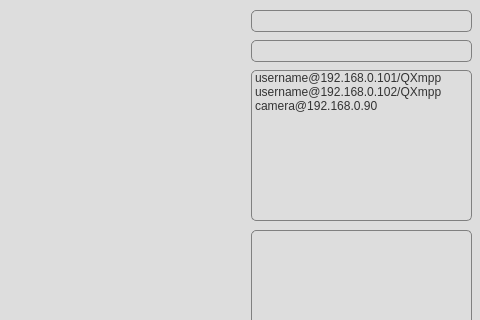
Old version of the form mainwindow.ui in the repository projedi/videochat; both pictures show x 409 to 889 and y 0 to 320 of the 889 by 530 pixel window.
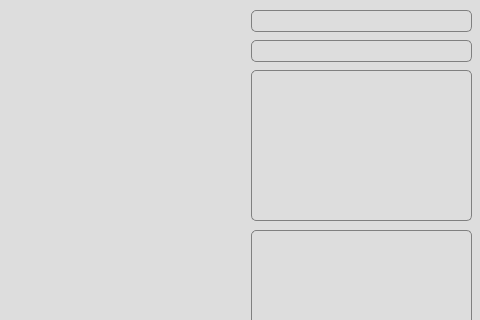
New version of the form. Icons and pictures are not drawn. Custom widgets are drawn as their Qt base class.

What changed in the file:
```diff
--- a/mainwindow.ui
+++ b/mainwindow.ui
@@ -201,21 +201,6 @@
       <height>151</height>
      </rect>
     </property>
-    <item>
-     <property name="text">
-      <string>username@192.168.0.101/QXmpp</string>
-     </property>
-    </item>
-    <item>
-     <property name="text">
-      <string>username@192.168.0.102/QXmpp</string>
-     </property>
-    </item>
-    <item>
-     <property name="text">
-      <string>camera@192.168.0.90</string>
-     </property>
-    </item>
    </widget>
    <widget class="QPushButton" name="buttonExit">
     <property name="geometry">
```
